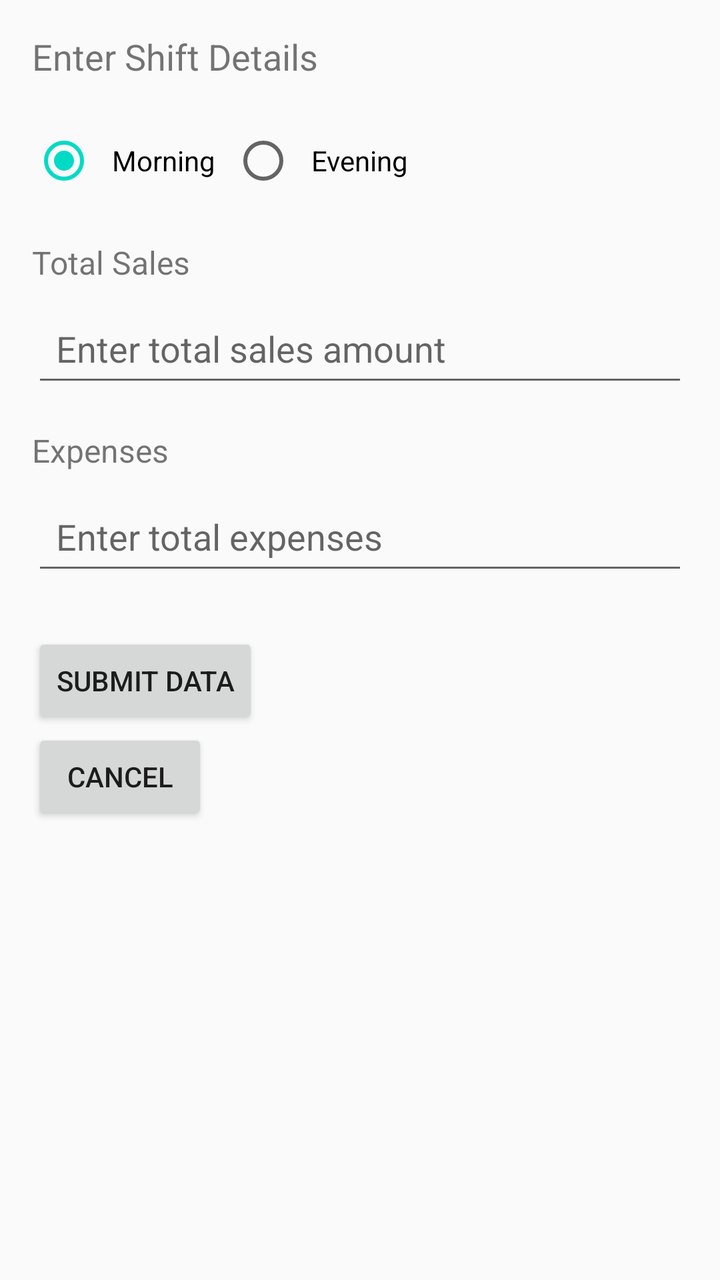
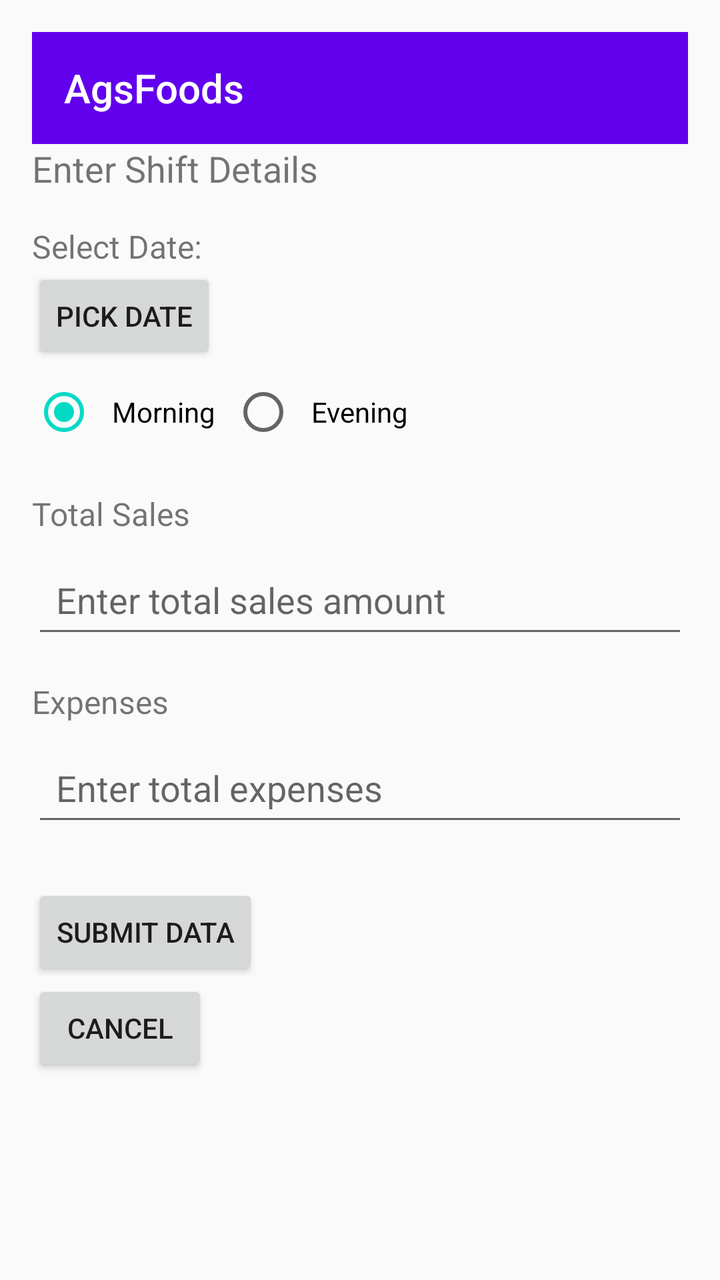

The first picture is an Android layout as it rendered before a commit; the second is the same layout after the commit. The layout source and the unified diff follow.
<!-- AndroidManifest.xml: application theme AppTheme -->
<!-- res/layout/activity_data_entry.xml -->
<?xml version="1.0" encoding="utf-8"?>
<LinearLayout xmlns:android="http://schemas.android.com/apk/res/android"
    android:layout_width="match_parent"
    android:layout_height="match_parent"
    android:orientation="vertical"
    android:padding="16dp">

    <TextView
        android:layout_width="wrap_content"
        android:layout_height="wrap_content"
        android:text="Enter Shift Details"
        android:textSize="18sp"
        android:layout_marginBottom="16dp" />

    
    <RadioGroup
        android:id="@+id/radioGroupShift"
        android:layout_width="wrap_content"
        android:layout_height="wrap_content"
        android:orientation="horizontal"
        android:layout_marginBottom="16dp">

        <RadioButton
            android:id="@+id/radioMorning"
            android:layout_width="wrap_content"
            android:layout_height="wrap_content"
            android:minHeight="48dp"
            android:minWidth="48dp"
            android:paddingStart="8dp"
            android:paddingEnd="8dp"
            android:text="Morning"
            android:checked="true"/>

        <RadioButton
            android:id="@+id/radioEvening"
            android:layout_width="wrap_content"
            android:layout_height="wrap_content"
            android:minHeight="48dp"
            android:minWidth="48dp"
            android:paddingStart="8dp"
            android:paddingEnd="8dp"
            android:text="Evening"/>
    </RadioGroup>

    <TextView
        android:layout_width="wrap_content"
        android:layout_height="wrap_content"
        android:text="Total Sales"
        android:textSize="16sp"
        android:layout_marginBottom="8dp" />

    <EditText
        android:id="@+id/editTextTotalSales"
        android:layout_width="match_parent"
        android:layout_height="wrap_content"
        android:minHeight="48dp"
        android:padding="12dp"
        android:hint="Enter total sales amount"
        android:inputType="numberDecimal"
        android:layout_marginBottom="16dp" />

    <TextView
        android:layout_width="wrap_content"
        android:layout_height="wrap_content"
        android:text="Expenses"
        android:textSize="16sp"
        android:layout_marginBottom="8dp" />

    <EditText
        android:id="@+id/editTextExpenses"
        android:layout_width="match_parent"
        android:layout_height="wrap_content"
        android:minHeight="48dp"
        android:padding="12dp"
        android:hint="Enter total expenses"
        android:inputType="numberDecimal"
        android:layout_marginBottom="24dp" />

    <Button
        android:id="@+id/buttonSubmitData"
        android:layout_width="wrap_content"
        android:layout_height="wrap_content"
        android:text="Submit Data" />

    <Button
        android:id="@+id/buttonCancel"
        android:layout_width="wrap_content"
        android:layout_height="wrap_content"
        android:text="Cancel" />

    <androidx.recyclerview.widget.RecyclerView
        android:id="@+id/recyclerViewDataList"
        android:layout_width="match_parent"
        android:layout_height="0dp"
        android:layout_weight="1"
        android:visibility="gone" />

</LinearLayout>
<!-- resources referenced by this layout -->
<resources>
  <style name="AppTheme" parent="Theme.AppCompat.Light.NoActionBar">
          
          <item name="colorPrimary">@color/purple_500</item>
          <item name="colorPrimaryDark">@color/purple_700</item>
          <item name="colorAccent">@color/teal_200</item>
      </style>
  <color name="purple_500">#FF6200EE</color>
  <color name="purple_700">#FF3700B3</color>
  <color name="teal_200">#FF03DAC5</color>
</resources>

<!-- the commit's change to res/layout/activity_data_entry.xml (unified diff, before → after) -->
@@ -2,8 +2,19 @@
 <LinearLayout xmlns:android="http://schemas.android.com/apk/res/android"
     android:layout_width="match_parent"
     android:layout_height="match_parent"
+    xmlns:app="http://schemas.android.com/apk/res-auto"
     android:orientation="vertical"
     android:padding="16dp">
+
+    <androidx.appcompat.widget.Toolbar
+        android:id="@+id/toolbar"
+        android:layout_width="match_parent"
+        android:layout_height="wrap_content"
+        android:background="@color/purple_500"
+        app:title="AgsFoods"
+        app:titleTextColor="@android:color/white"
+        app:subtitleTextColor="@android:color/white"
+        app:popupTheme="@style/ThemeOverlay.AppCompat.Light" />
 
     <TextView
         android:layout_width="wrap_content"
@@ -11,6 +22,18 @@
         android:text="Enter Shift Details"
         android:textSize="18sp"
         android:layout_marginBottom="16dp" />
+
+    <TextView
+        android:layout_width="wrap_content"
+        android:layout_height="wrap_content"
+        android:text="Select Date: "
+        android:textSize="16sp"/>
+
+    <Button
+        android:id="@+id/buttonSelectDate"
+        android:layout_width="wrap_content"
+        android:layout_height="wrap_content"
+        android:text="Pick Date"/>
 
     
     <RadioGroup
@@ -75,7 +98,6 @@
         android:hint="Enter total expenses"
         android:inputType="numberDecimal"
         android:layout_marginBottom="24dp" />
-
     <Button
         android:id="@+id/buttonSubmitData"
         android:layout_width="wrap_content"
